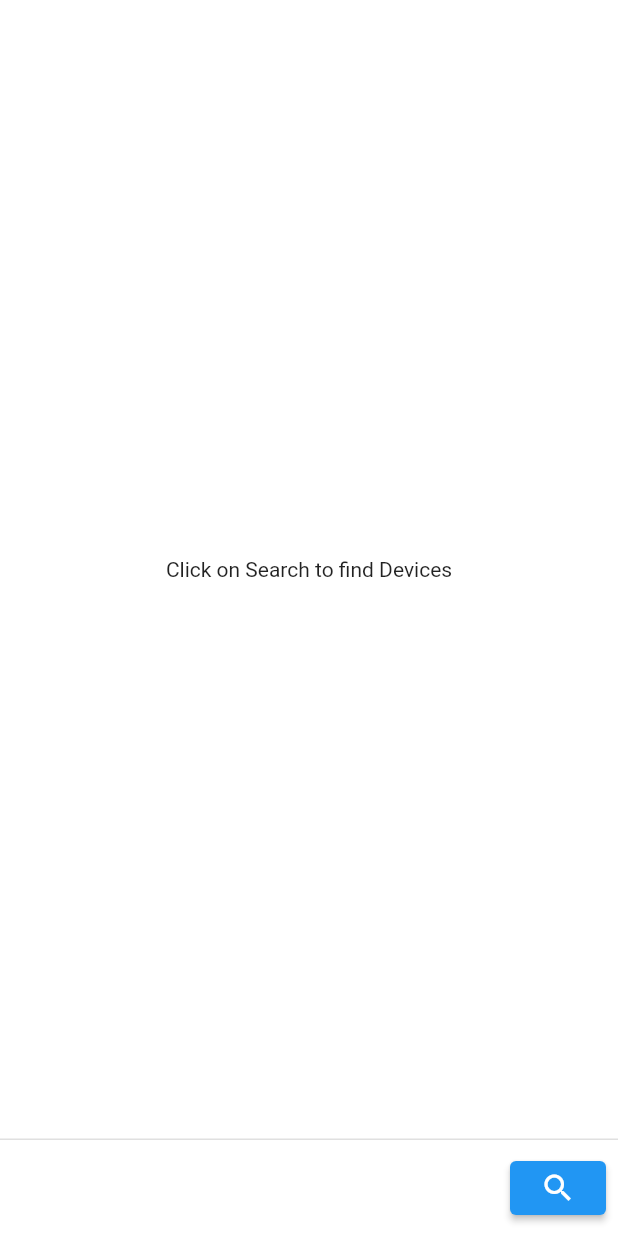
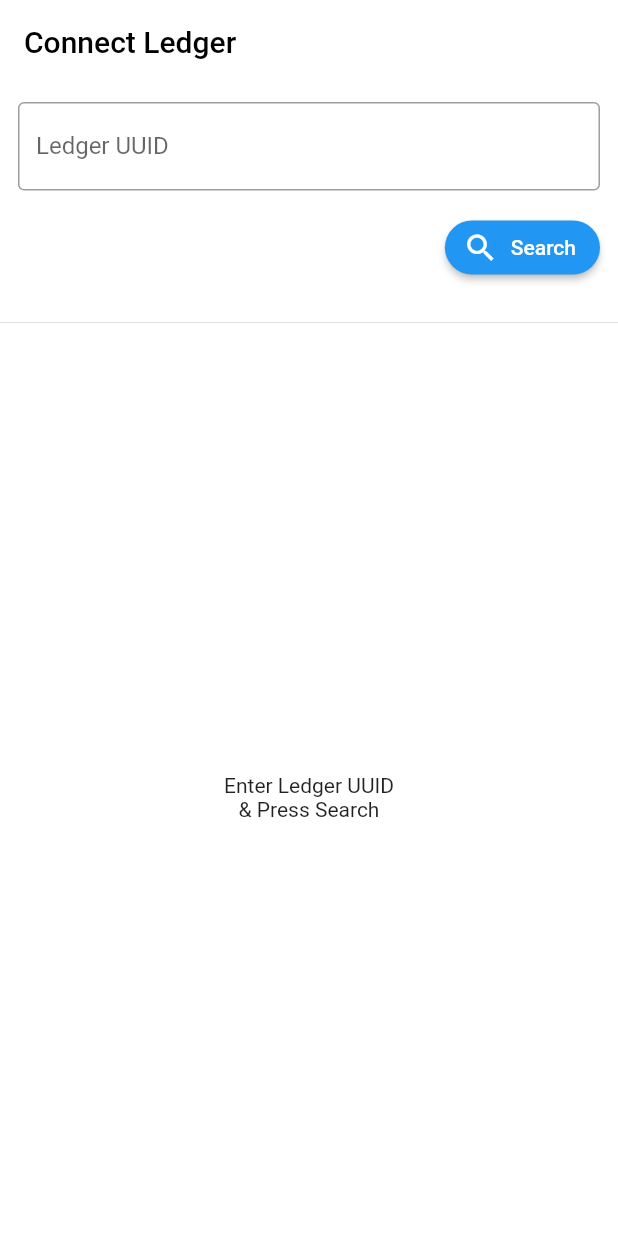
Before and after one commit to someshubham/flutter_bluetooth_connect, a Flutter app: the screen it shows after launch, on a phone screen of 412 x 824 dp. Run offline on Flutter 3.47's test engine with Material 2 defaults, Android fonts, the phone set to English and light mode, and no system bars; missing offline and left inert: flutter_reactive_ble, location_permissions.

Commit message:
feat: Create UI

```diff
--- a/lib/ledger_device_ble.dart
+++ /dev/null
@@ -1,5 +0,0 @@
-
-
-class LedgerDeviceBLE {
-
-}
--- a/lib/main.dart
+++ b/lib/main.dart
@@ -1,5 +1,9 @@
+import 'dart:async';
+
 import 'package:flutter_bluetooth_connect/ble_connection_bloc.dart';
 import 'package:flutter/material.dart';
+import 'package:flutter_bluetooth_connect/dialogs/loading_dialog.dart';
+import 'package:flutter_bluetooth_connect/widgets/chasing_dots_indicator.dart';
 import 'package:flutter_reactive_ble/flutter_reactive_ble.dart';
 
 void main() {
@@ -17,50 +21,216 @@ class HomePage extends StatefulWidget {
 
 class HomePageState extends State<HomePage> {
   final bleConnectionBloc = BLEConnectionBloc();
+  final uuidController = TextEditingController();
   //final Uuid ledgerUuid = Uuid.parse("D43FD8C2-326E-993C-D180-31B0B5114988");
 
-  void _startScan() async {
-    bleConnectionBloc.findDevices("D43FD8C2-326E-993C-D180-31B0B5114988");
+  bool _hasStartedSearch = false;
+  bool _isDeviceConnected = false;
+
+  StreamSubscription<ConnectionStateUpdate>? connectionSubscription;
+
+  void validateAndScan() {
+    if (uuidController.text.isNotEmpty) {
+      setState(() {
+        _hasStartedSearch = true;
+      });
+      _startScan(uuid: uuidController.text);
+    }
+  }
+
+  void _startScan({required String uuid}) async {
+    //"D43FD8C2-326E-993C-D180-31B0B5114988"
+    bleConnectionBloc.findDevices(uuid);
+  }
+
+  void connectToDevice(DiscoveredDevice device) {
+    showLoader(context);
+    final connectionStream = bleConnectionBloc.connectToDevice(device);
+    connectionSubscription = connectionStream.listen((event) {
+      if (event.failure?.code == ConnectionError.unknown ||
+          event.failure?.code == ConnectionError.failedToConnect) {
+        if (Navigator.canPop(context)) {
+          Navigator.pop(context);
+        }
+      }
+
+      switch (event.connectionState) {
+        // We're connected and good to go!
+        case DeviceConnectionState.connected:
+          {
+            if (Navigator.canPop(context)) {
+              Navigator.pop(context);
+            }
+            setState(() {
+              _isDeviceConnected = true;
+            });
+            break;
+          }
+        // Can add various state state updates on disconnect
+        case DeviceConnectionState.disconnected:
+          {
+            if (Navigator.canPop(context)) {
+              Navigator.pop(context);
+            }
+            break;
+          }
+        default:
+      }
+    });
   }
 
   @override
   Widget build(BuildContext context) {
     return Scaffold(
       backgroundColor: Colors.white,
-      body: StreamBuilder<List<DiscoveredDevice>>(
-        initialData: const <DiscoveredDevice>[],
-        stream: bleConnectionBloc.foundDevices,
+      appBar: AppBar(
+        backgroundColor: Colors.white,
+        elevation: 0,
+        title: Row(
+          children: const [
+            Text(
+              "Connect Ledger",
+              style: TextStyle(
+                color: Colors.black,
+              ),
+            ),
+          ],
+        ),
+      ),
+      body: Column(
+        children: [
+          Padding(
+            padding: const EdgeInsets.all(12),
+            child: TextField(
+              controller: uuidController,
+              decoration: const InputDecoration(
+                labelText: "Ledger UUID",
+                hintText: "Enter Ledger UUID",
+                border: OutlineInputBorder(),
+              ),
+            ),
+          ),
+          Row(
+            mainAxisAlignment: MainAxisAlignment.end,
+            children: [
+              Padding(
+                padding: const EdgeInsets.symmetric(
+                  horizontal: 12.0,
+                  vertical: 2,
+                ),
+                child: ElevatedButton.icon(
+                  onPressed: () {
+                    validateAndScan();
+                  },
+                  icon: const Icon(Icons.search),
+                  label: const Text("Search"),
+                  style: ElevatedButton.styleFrom(
+                    shape: RoundedRectangleBorder(
+                      borderRadius: BorderRadius.circular(20),
+                    ),
+                  ),
+                ),
+              ),
+            ],
+          ),
+          const SizedBox(
+            height: 16,
+          ),
+          const Divider(),
+          const SizedBox(
+            height: 16,
+          ),
+          Expanded(
+            child: StreamBuilder<DiscoveredDevice>(
+              stream: bleConnectionBloc.foundDevice,
               builder: (context, snapshot) {
-          if (snapshot.data!.isEmpty) {
-            return const Center(
-              child: Text("Click on Search to find Devices"),
+                if (!_hasStartedSearch && !snapshot.hasData) {
+                  return Center(
+                    child: Column(
+                      mainAxisAlignment: MainAxisAlignment.center,
+                      children: const [
+                        Text("Enter Ledger UUID"),
+                        Text("& Press Search"),
+                      ],
+                    ),
                   );
                 }
-          return ListView.builder(
-            itemCount: snapshot.data!.length,
-            itemBuilder: (context, index) {
-              final device = snapshot.data![index];
+
+                if (_hasStartedSearch && !snapshot.hasData) {
+                  return Center(
+                    child: Column(
+                      mainAxisAlignment: MainAxisAlignment.spaceEvenly,
+                      children: [
+                        const Text("Finding Ledger..."),
+                        ElevatedButton.icon(
+                          onPressed: () {
+                            setState(() {
+                              _hasStartedSearch = false;
+                            });
+                            bleConnectionBloc.stopSearching();
+                          },
+                          icon: const Icon(Icons.close),
+                          label: const Text("Cancel"),
+                          style: ElevatedButton.styleFrom(
+                            shape: RoundedRectangleBorder(
+                              borderRadius: BorderRadius.circular(20),
+                            ),
+                            primary: Colors.red,
+                          ),
+                        ),
+                      ],
+                    ),
+                  );
+                }
                 return ListTile(
-                title: Text(device.name),
-                subtitle: Text(device.id),
-                onTap: () {
-                  bleConnectionBloc.connectToDevice(device);
+                  title: Text(snapshot.data!.name),
+                  subtitle: Text(snapshot.data!.id),
+                  trailing: _isDeviceConnected
+                      ? const Text(
+                          "Connected",
+                          style: TextStyle(
+                            color: Colors.grey,
+                          ),
+                        )
+                      : ElevatedButton.icon(
+                          onPressed: () {
+                            connectToDevice(snapshot.data!);
                           },
-              );
-            },
+                          icon: const Icon(Icons.bluetooth),
+                          label: const Text("Connect"),
+                          style: ElevatedButton.styleFrom(
+                            shape: RoundedRectangleBorder(
+                              borderRadius: BorderRadius.circular(20),
+                            ),
+                          ),
+                        ),
                 );
               },
             ),
-      persistentFooterButtons: [
-        ElevatedButton(
-          style: ElevatedButton.styleFrom(
-            primary: Colors.blue, // background
-            onPrimary: Colors.white, // foreground
-          ),
-          onPressed: _startScan,
-          child: const Icon(Icons.search),
           ),
         ],
+      ),
     );
   }
+
+  void showLoader(BuildContext context) {
+    showDialog(
+      context: context,
+      builder: (context) => LoadingDialog(
+        canceable: false,
+        child: SizedBox(
+          height: MediaQuery.of(context).size.height * 0.15,
+          width: MediaQuery.of(context).size.width * 0.3,
+          child: const ChasingDotsIndicator(),
+        ),
+      ),
+      barrierDismissible: false,
+    );
   }
+
+  @override
+  void dispose() {
+    super.dispose();
+    connectionSubscription?.cancel();
+  }
+}
```
Also changed, not shown: lib/ble_connection_bloc.dart (+33 -38 lines), lib/dialogs/loading_dialog.dart (added, +40 -0 lines), lib/widgets/chasing_dots_indicator.dart (added, +13 -0 lines). Lines whose indentation alone changed are shown as unchanged.
